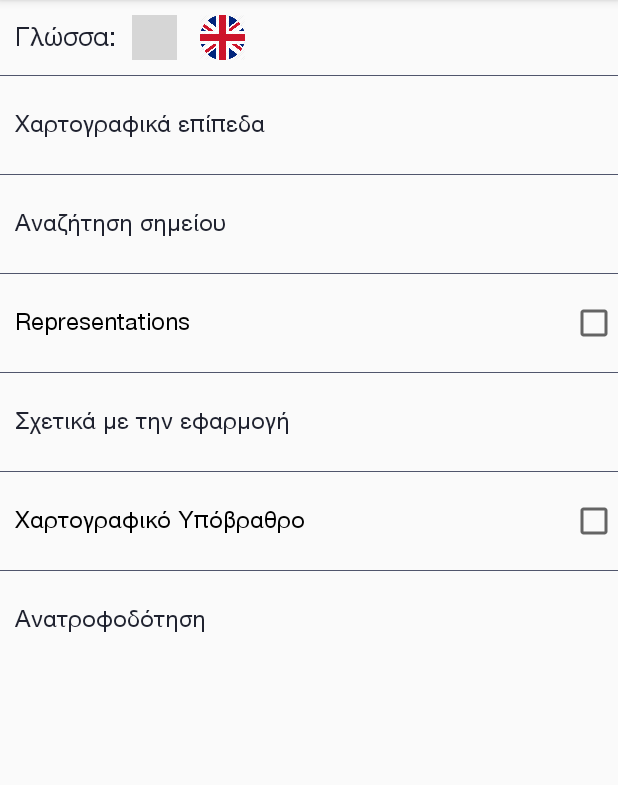
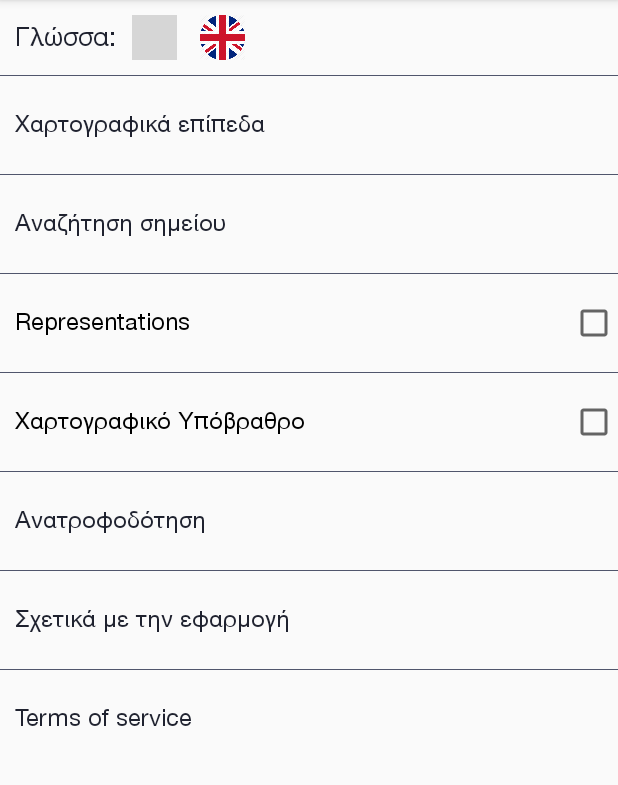
Before and after one commit to AlexMoud/android-kitchener-map, an Android app: the fragment MenuFragment shown on its own in the app's theme, on a phone screen of 412 x 824 dp, the part 84-869 px from its top. Run offline under Robolectric (Android 15) with nearby library versions, the phone set to English and light mode, and no system bars; grey boxes are pictures that could not be loaded.

Commit message:
changed ordering of menu items, added terms item

```diff
--- a/app/src/main/java/gr/hua/it21533/kitchenerMap/activities/BaseActivity.kt
+++ b/app/src/main/java/gr/hua/it21533/kitchenerMap/activities/BaseActivity.kt
@@ -16,7 +16,7 @@ import java.util.*
 open class BaseActivity : AppCompatActivity() {
 
     companion object {
-        public var dLocale: Locale? = null
+        var dLocale: Locale? = null
     }
 
     init {
--- a/app/src/main/res/layout/activity_maps.xml
+++ b/app/src/main/res/layout/activity_maps.xml
@@ -116,6 +116,7 @@
 
     </LinearLayout>
 
-    <include layout="@layout/partial_navigation_view" />
+    <include android:id="@+id/menuView"
+            layout="@layout/partial_navigation_view" />
 
 </android.support.v4.widget.DrawerLayout>
--- a/app/src/main/res/layout/fragment_menu.xml
+++ b/app/src/main/res/layout/fragment_menu.xml
@@ -1,6 +1,7 @@
 <?xml version="1.0" encoding="utf-8"?>
 <LinearLayout xmlns:android="http://schemas.android.com/apk/res/android"
-              xmlns:app="http://schemas.android.com/apk/res-auto" android:orientation="vertical"
+              xmlns:app="http://schemas.android.com/apk/res-auto"
+              android:orientation="vertical"
               android:layout_width="match_parent"
               android:layout_height="match_parent">
 
@@ -76,20 +77,6 @@
 
     <include layout="@layout/partial_divider"/>
 
-
-    <TextView
-            android:layout_width="match_parent"
-            android:layout_height="wrap_content"
-            android:text="@string/menu_item_about_the_application"
-            android:paddingLeft="@dimen/menu_item_padding_horizontal"
-            android:paddingTop="@dimen/menu_item_padding_vertical"
-            android:paddingBottom="@dimen/menu_item_padding_vertical"
-            android:paddingRight="@dimen/menu_item_padding_horizontal"
-            android:textSize="@dimen/text_medium"
-            android:id="@+id/nav_about"/>
-
-    <include layout="@layout/partial_divider"/>
-
     <CheckBox
             android:layout_width="match_parent"
             android:layout_height="wrap_content"
@@ -114,16 +101,30 @@
             android:textSize="@dimen/text_medium"
             android:id="@+id/nav_feedback"/>
 
-<!--    <include layout="@layout/partial_divider"/>-->
-<!--    -->
-<!--    <Switch-->
-<!--            android:layout_width="match_parent"-->
-<!--            android:layout_height="wrap_content"-->
-<!--            android:text=""-->
-<!--            android:paddingLeft="@dimen/menu_item_padding_horizontal"-->
-<!--            android:paddingTop="@dimen/menu_item_padding_vertical"-->
-<!--            android:paddingBottom="@dimen/menu_item_padding_vertical"-->
-<!--            android:paddingRight="@dimen/menu_item_padding_horizontal"-->
-<!--            android:textSize="@dimen/text_medium"/>-->
+    <include layout="@layout/partial_divider"/>
+
+    <TextView
+            android:layout_width="match_parent"
+            android:layout_height="wrap_content"
+            android:text="@string/menu_item_about_the_application"
+            android:paddingLeft="@dimen/menu_item_padding_horizontal"
+            android:paddingTop="@dimen/menu_item_padding_vertical"
+            android:paddingBottom="@dimen/menu_item_padding_vertical"
+            android:paddingRight="@dimen/menu_item_padding_horizontal"
+            android:textSize="@dimen/text_medium"
+            android:id="@+id/nav_about"/>
+
+    <include layout="@layout/partial_divider"/>
+
+    <TextView
+            android:layout_width="match_parent"
+            android:layout_height="wrap_content"
+            android:text="@string/menu_item_terms"
+            android:paddingLeft="@dimen/menu_item_padding_horizontal"
+            android:paddingTop="@dimen/menu_item_padding_vertical"
+            android:paddingBottom="@dimen/menu_item_padding_vertical"
+            android:paddingRight="@dimen/menu_item_padding_horizontal"
+            android:textSize="@dimen/text_medium"
+            android:id="@+id/terms"/>
 
 </LinearLayout>
--- a/app/src/main/res/values/strings.xml
+++ b/app/src/main/res/values/strings.xml
@@ -115,4 +115,5 @@
     <string name="district">District:</string>
     <string name="clear">Clear</string>
     <string name="gravoures">Representations</string>
+    <string name="menu_item_terms">Terms of service</string>
 </resources>
```
Also changed, not shown: app/src/main/java/gr/hua/it21533/kitchenerMap/activities/MapsActivity.kt (+18 -0 lines), 2 other files.
